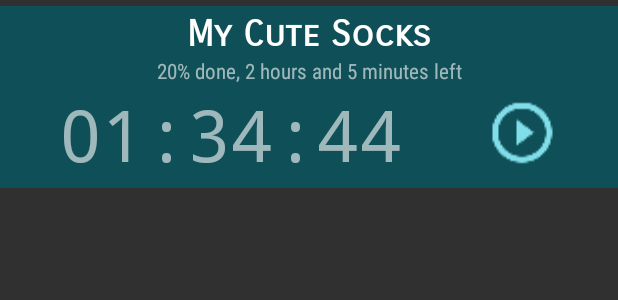
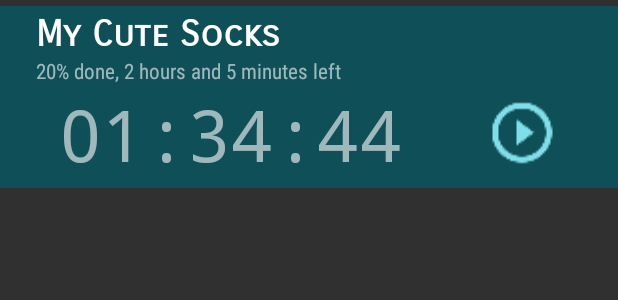
Before and after one commit to sofivanhanen/knit-timer, an Android app: the layout project_list_item.xml on its own in the app's theme, with its tools: preview values and no code run, on a phone screen of 412 x 824 dp. Shown: the top 300 px of the screen. Run offline under Robolectric (Android 15) with nearby library versions, the phone set to English and light mode, and no system bars.

Commit message:
Visual bugs fixed

```diff
--- a/app/src/main/java/com/sofi/knittimer/ProjectAdapter.java
+++ b/app/src/main/java/com/sofi/knittimer/ProjectAdapter.java
@@ -18,10 +18,13 @@ public class ProjectAdapter extends RecyclerView.Adapter<ProjectAdapter.ViewHold
 
     public ProjectAdapter(Context context) {
         this.context = context;
+        projects = new ArrayList<Project>();
     }
 
     public void swapCursor(Cursor newCursor) {
         if (newCursor == null) {
+            projects = new ArrayList<Project>();
+            this.notifyDataSetChanged();
             return;
         }
         projects = new ArrayList<Project>();
@@ -31,6 +34,7 @@ public class ProjectAdapter extends RecyclerView.Adapter<ProjectAdapter.ViewHold
                         newCursor.getInt(2), newCursor.getInt(3)));
             } while (newCursor.moveToNext());
         }
+        this.notifyDataSetChanged();
     }
 
     @Override
@@ -55,7 +59,7 @@ public class ProjectAdapter extends RecyclerView.Adapter<ProjectAdapter.ViewHold
 
     @Override
     public int getItemCount() {
-        if (projects == null) {return 0;}
+        if (projects == null) {throw new NullPointerException("GetItemCount got has null list");}
         return projects.size();
     }
 
--- a/app/src/main/res/layout/project_list_item.xml
+++ b/app/src/main/res/layout/project_list_item.xml
@@ -18,7 +18,9 @@
         android:layout_height="wrap_content"
         android:layout_alignParentTop="true"
         android:fontFamily="sans-serif-smallcaps"
-        android:gravity="center"
+        android:gravity="start"
+        android:layout_marginStart="20dp"
+        android:layout_marginLeft="20dp"
         tools:text="My Cute Socks"
         android:textColor="@android:color/white"
         android:textSize="24sp"
@@ -30,7 +32,9 @@
         android:layout_height="wrap_content"
         android:layout_below="@id/tv_project_name"
         android:fontFamily="sans-serif-condensed"
-        android:gravity="center"
+        android:gravity="start"
+        android:layout_marginStart="20dp"
+        android:layout_marginLeft="20dp"
         tools:text="20% done, 2 hours and 5 minutes left"
         android:textColor="@color/white_high_opacity"
         android:textSize="14sp" />
```
